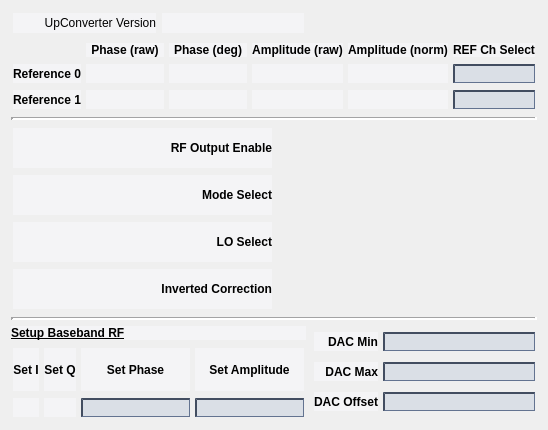
Before: the Qt Designer form new_look/rf_dac_out.ui in cristinasewell/ATCA_PyDM_Screens, drawn with Qt 5.
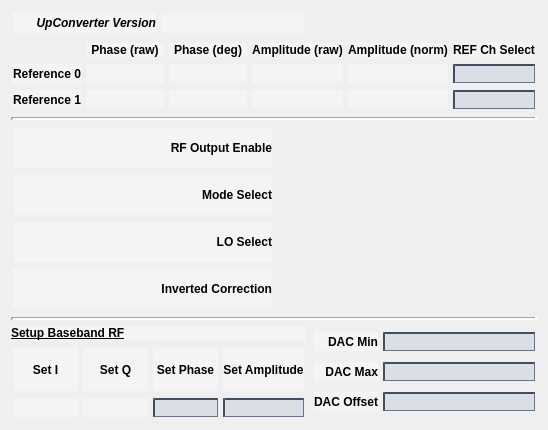
After: the same form once the commit is applied. Custom widgets are drawn as their Qt base class.

Commit message: MNT - change pushButtons to lighter color when pressed, change QMenu as well

Diff of the .ui file:
```diff
--- a/new_look/rf_dac_out.ui
+++ b/new_look/rf_dac_out.ui
@@ -41,7 +41,7 @@
 }
 
 QPushButton {
-    background-color: rgb(156,177,182);
+    background-color: rgb(136,157,162);
     border-color: rgb(212,228,233) rgb(50,88,100) rgb(50,88,100) rgb(212,228,233);
     border-style: outset;
     border-radius: 1px;
@@ -58,7 +58,7 @@
 	border-color: rgb(50,88,100) rgb(212,228,233) rgb(212,228,233) rgb(50,88,100);
 }
 QPushButton:checked{
-    background-color: rgb(178,190,194);
+    background-color: rgb(208,229,232);
     border-style: inset;
     border-width: 2px;
 	border-color:  rgb(112,134,142) rgb(229,233,235) rgb(239,233,235) rgb(112,134,142);
@@ -273,7 +273,7 @@
       <widget class="PyDMLabel" name="PyDMLabel_10">
        <property name="sizePolicy">
         <sizepolicy hsizetype="Preferred" vsizetype="Preferred">
-         <horstretch>0</horstretch>
+         <horstretch>1</horstretch>
          <verstretch>1</verstretch>
         </sizepolicy>
        </property>
@@ -295,7 +295,7 @@
       <widget class="PyDMLabel" name="PyDMLabel_11">
        <property name="sizePolicy">
         <sizepolicy hsizetype="Preferred" vsizetype="Preferred">
-         <horstretch>0</horstretch>
+         <horstretch>1</horstretch>
          <verstretch>1</verstretch>
         </sizepolicy>
        </property>
@@ -314,13 +314,16 @@
       <widget class="PyDMLineEdit" name="PyDMLineEdit_3">
        <property name="sizePolicy">
         <sizepolicy hsizetype="Expanding" vsizetype="Fixed">
-         <horstretch>0</horstretch>
+         <horstretch>1</horstretch>
          <verstretch>1</verstretch>
         </sizepolicy>
        </property>
        <property name="toolTip">
         <string/>
        </property>
+       <property name="alignment">
+        <set>Qt::AlignCenter</set>
+       </property>
        <property name="channel" stdset="0">
         <string>ca://${DEVICE}:BASEBAND_PHASE</string>
        </property>
@@ -330,13 +333,16 @@
       <widget class="PyDMLineEdit" name="PyDMLineEdit_4">
        <property name="sizePolicy">
         <sizepolicy hsizetype="Expanding" vsizetype="Fixed">
-         <horstretch>0</horstretch>
+         <horstretch>1</horstretch>
          <verstretch>1</verstretch>
         </sizepolicy>
        </property>
        <property name="toolTip">
         <string/>
        </property>
+       <property name="alignment">
+        <set>Qt::AlignCenter</set>
+       </property>
        <property name="channel" stdset="0">
         <string>ca://${DEVICE}:BASEBAND_AMPL</string>
        </property>
@@ -769,6 +775,13 @@
      </property>
      <item>
       <widget class="QLabel" name="label">
+       <property name="font">
+        <font>
+         <weight>75</weight>
+         <italic>true</italic>
+         <bold>true</bold>
+        </font>
+       </property>
        <property name="text">
         <string>UpConverter Version</string>
        </property>
```
Left out of the diff: 2 changed lines with no effect on the pictures. The commit also changes 6 other files.
